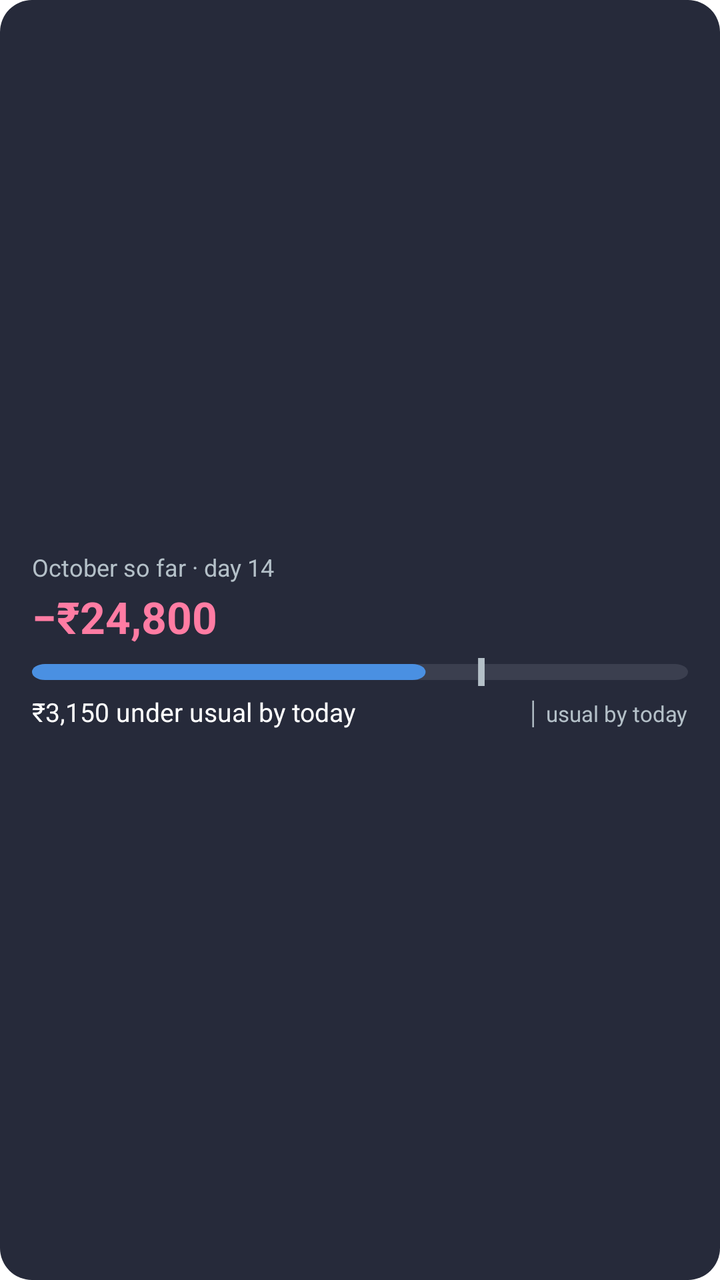
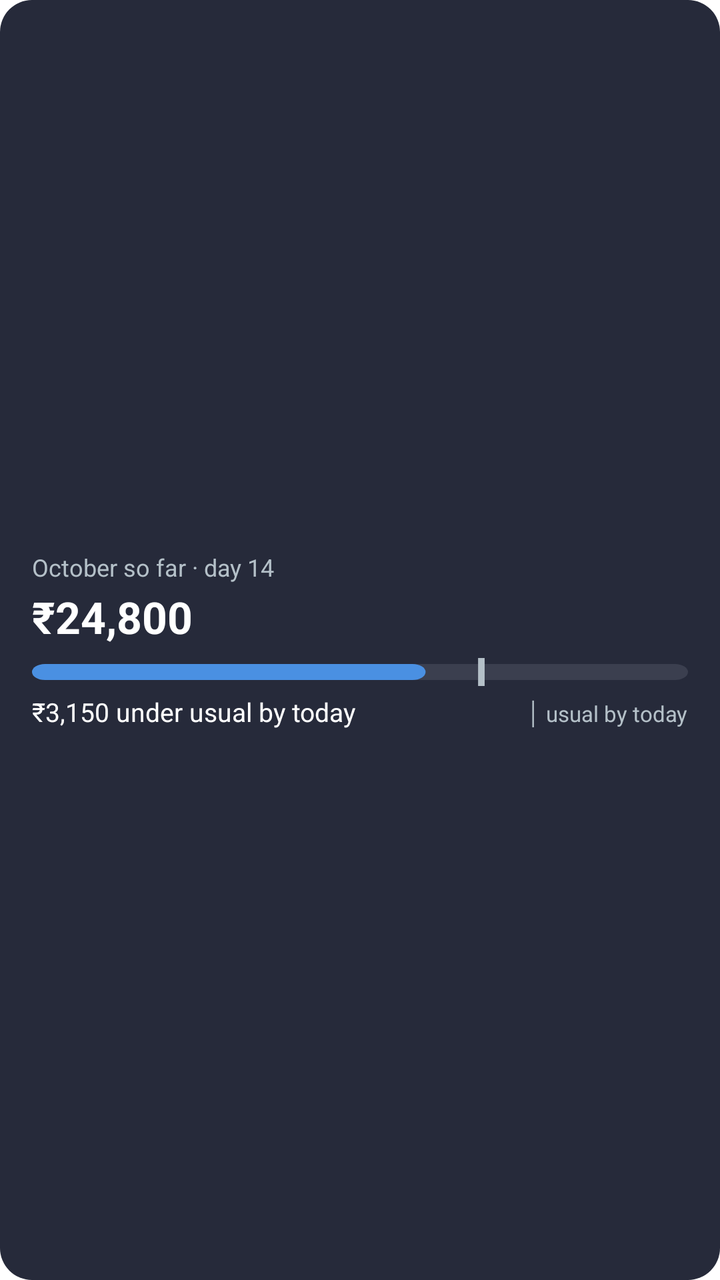

Two renders of the same Android screen: before a commit and after it. Below are the layout's source before the change and the commit's diff.
<!-- AndroidManifest.xml: fallback theme Theme.MaterialComponents.DayNight.NoActionBar -->
<!-- res/layout/home_widget_pace_preview.xml -->
<?xml version="1.0" encoding="utf-8"?>
<FrameLayout xmlns:android="http://schemas.android.com/apk/res/android"
    android:layout_width="match_parent"
    android:layout_height="match_parent">

    <ImageView
        android:layout_width="match_parent"
        android:layout_height="match_parent"
        android:importantForAccessibility="no"
        android:scaleType="fitXY"
        android:src="@drawable/budget_widget_bg"
        android:tint="#262A3A" />

    <LinearLayout
        android:layout_width="match_parent"
        android:layout_height="match_parent"
        android:gravity="center_vertical"
        android:orientation="vertical"
        android:paddingHorizontal="16dp"
        android:paddingVertical="10dp">

        <TextView
            android:layout_width="match_parent"
            android:layout_height="wrap_content"
            android:maxLines="1"
            android:text="October so far · day 14"
            android:textColor="#B4C0C8"
            android:textSize="12sp" />

        <TextView
            android:layout_width="match_parent"
            android:layout_height="wrap_content"
            android:layout_marginTop="2dp"
            android:maxLines="1"
            android:text="−₹24,800"
            android:textColor="#FF7CA3"
            android:textSize="22sp"
            android:textStyle="bold" />

        <ImageView
            android:layout_width="match_parent"
            android:layout_height="14dp"
            android:layout_marginTop="6dp"
            android:importantForAccessibility="no"
            android:scaleType="fitXY"
            android:src="@drawable/widget_preview_bar" />

        <LinearLayout
            android:layout_width="match_parent"
            android:layout_height="wrap_content"
            android:layout_marginTop="4dp"
            android:orientation="horizontal">

            <TextView
                android:layout_width="0dp"
                android:layout_height="wrap_content"
                android:layout_weight="1"
                android:maxLines="1"
                android:text="₹3,150 under usual by today"
                android:textColor="#FFFFFF"
                android:textSize="13sp" />

            <TextView
                android:layout_width="wrap_content"
                android:layout_height="wrap_content"
                android:layout_marginStart="8dp"
                android:maxLines="1"
                android:text="@string/home_widget_usual_marker"
                android:textColor="#B4C0C8"
                android:textSize="11sp" />
        </LinearLayout>
    </LinearLayout>
</FrameLayout>
<!-- resources referenced by this layout -->
<resources>
  <!-- drawable budget_widget_bg (drawable) -->
  <?xml version="1.0" encoding="utf-8"?>
  <shape xmlns:android="http://schemas.android.com/apk/res/android"
      android:shape="rectangle">
      <solid android:color="#FFFFFF" />
      <corners android:radius="16dp" />
  </shape>
  <!-- drawable widget_preview_bar (drawable) -->
  <?xml version="1.0" encoding="utf-8"?>
  <vector xmlns:android="http://schemas.android.com/apk/res/android"
      android:width="200dp"
      android:height="14dp"
      android:viewportWidth="200"
      android:viewportHeight="14">
      <path
          android:fillColor="#3B3F4F"
          android:pathData="M4,3h192a4,4 0,0 1,0 8h-192a4,4 0,0 1,0 -8z" />
      <path
          android:fillColor="#4A90E2"
          android:pathData="M4,3h112a4,4 0,0 1,0 8h-112a4,4 0,0 1,0 -8z" />
      <path
          android:fillColor="#B4C0C8"
          android:pathData="M136,0h2v14h-2z" />
  </vector>
  <string name="home_widget_usual_marker">│ usual by today</string>
</resources>

<!-- the commit's change to res/layout/home_widget_pace_preview.xml (unified diff, before → after) -->
@@ -32,8 +32,8 @@
             android:layout_height="wrap_content"
             android:layout_marginTop="2dp"
             android:maxLines="1"
-            android:text="−₹24,800"
-            android:textColor="#FF7CA3"
+            android:text="₹24,800"
+            android:textColor="#FFFFFF"
             android:textSize="22sp"
             android:textStyle="bold" />
 
